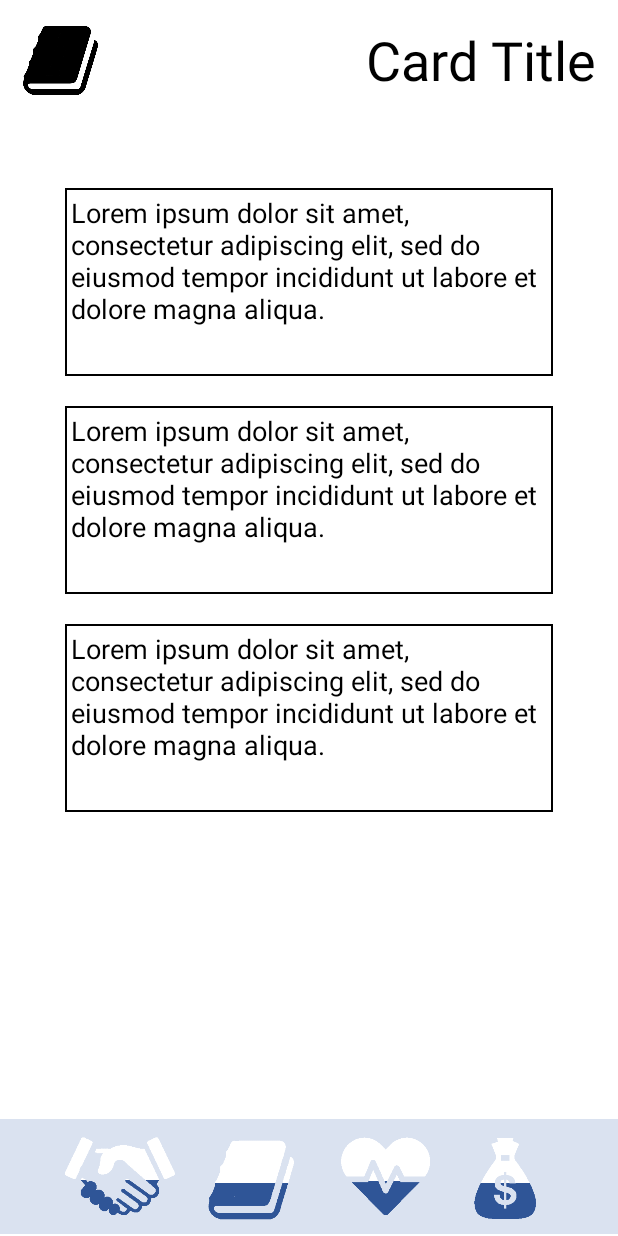
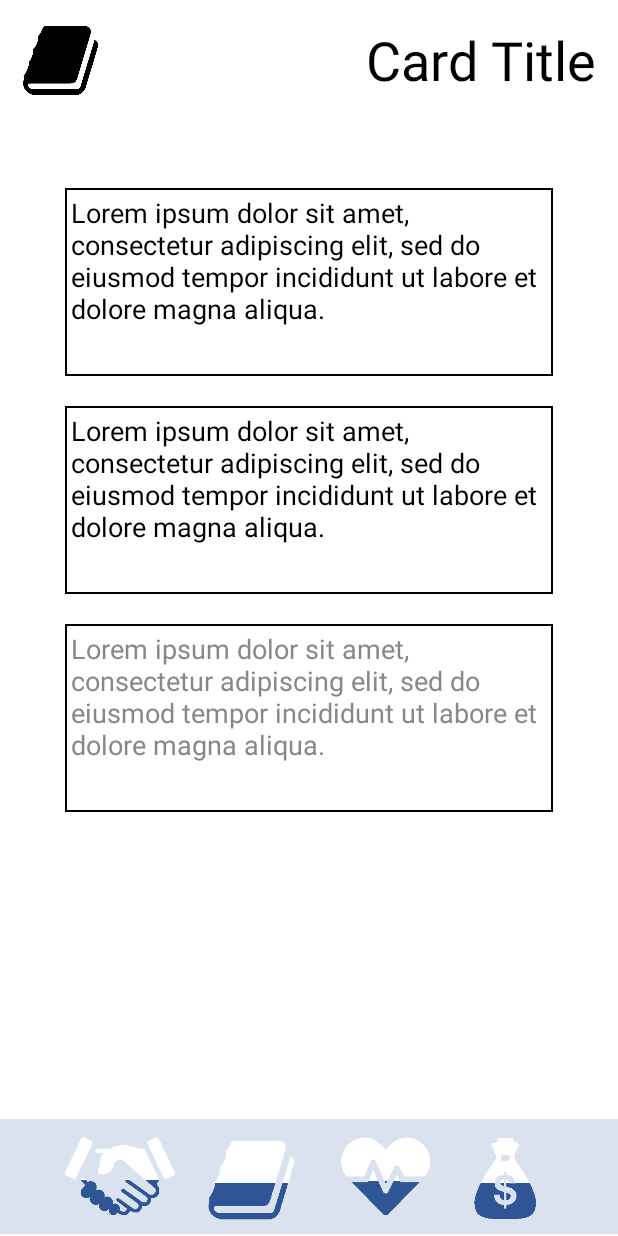
Before and after one commit to phydesmith/Adulting, an Android app: the ChoiceScreen screen opened directly, with no data from a screen before it, on a phone screen of 412 x 824 dp. Run offline under Robolectric (Android 15) with nearby library versions, the phone set to English and light mode, and no system bars; our stand-ins replace Room's generated code; 3 statements that could not run were skipped.

Commit message:
3rd choice clickable based on player stats is now implemented - text set to gray if not clickable

```diff
--- a/app/src/main/java/com/example/adulting/ChoiceScreen.kt
+++ b/app/src/main/java/com/example/adulting/ChoiceScreen.kt
@@ -1,6 +1,7 @@
 package com.example.adulting
 
 import android.content.Intent
+import android.graphics.Color
 import android.os.Bundle
 import android.os.Handler
 import android.util.DisplayMetrics
@@ -154,6 +155,7 @@ class ChoiceScreen : AppCompatActivity() {
                     player.wealth < list.get(2).wealthCheck){
                 System.out.println("Should not be clickable")
                 choice3.isClickable = false
+                choice3.setTextColor(Color.GRAY)
             }
         }
         cardViewModel.getCardByInfoId(id).observe(this, observer)
```
